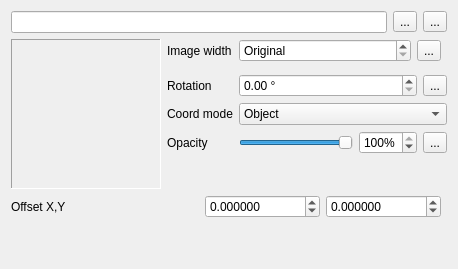
First picture: the form in src/ui/symbollayer/widget_rasterfill.ui, repository carsmie/QGIS, before the edit.
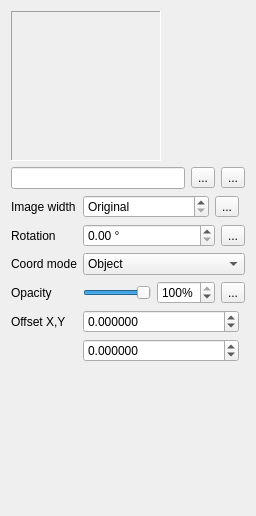
Second picture: the form after the edit. Custom widgets are drawn as their Qt base class.

The edit to the form file:
```diff
--- a/src/ui/symbollayer/widget_rasterfill.ui
+++ b/src/ui/symbollayer/widget_rasterfill.ui
@@ -6,15 +6,15 @@
    <rect>
     <x>0</x>
     <y>0</y>
-    <width>458</width>
-    <height>269</height>
+    <width>256</width>
+    <height>516</height>
    </rect>
   </property>
   <property name="windowTitle">
    <string>Form</string>
   </property>
-  <layout class="QVBoxLayout" name="verticalLayout">
-   <item>
+  <layout class="QFormLayout" name="formLayout">
+   <item row="1" column="0" colspan="2">
     <layout class="QHBoxLayout" name="horizontalLayout">
      <item>
       <widget class="QLineEdit" name="mImageLineEdit"/>
@@ -35,9 +35,7 @@
      </item>
     </layout>
    </item>
-   <item>
-    <layout class="QGridLayout" name="gridLayout">
-     <item row="0" column="2">
+   <item row="6" column="1">
       <layout class="QHBoxLayout" name="horizontalLayout_2">
        <item>
         <widget class="QgsDoubleSpinBox" name="mWidthSpinBox">
@@ -80,50 +78,7 @@
        </item>
       </layout>
      </item>
-     <item row="0" column="1">
-      <widget class="QLabel" name="mTextureWidthLabel">
-       <property name="text">
-        <string>Image width</string>
-       </property>
-       <property name="buddy">
-        <cstring>mWidthSpinBox</cstring>
-       </property>
-      </widget>
-     </item>
-     <item row="4" column="1">
-      <widget class="QLabel" name="label">
-       <property name="text">
-        <string>Opacity</string>
-       </property>
-       <property name="buddy">
-        <cstring>mSliderTransparency</cstring>
-       </property>
-      </widget>
-     </item>
-     <item row="5" column="2">
-      <spacer name="verticalSpacer">
-       <property name="orientation">
-        <enum>Qt::Vertical</enum>
-       </property>
-       <property name="sizeHint" stdset="0">
-        <size>
-         <width>20</width>
-         <height>0</height>
-        </size>
-       </property>
-      </spacer>
-     </item>
-     <item row="3" column="1">
-      <widget class="QLabel" name="label_3">
-       <property name="text">
-        <string>Coord mode</string>
-       </property>
-       <property name="buddy">
-        <cstring>cboCoordinateMode</cstring>
-       </property>
-      </widget>
-     </item>
-     <item row="2" column="2">
+   <item row="8" column="1">
       <layout class="QHBoxLayout" name="horizontalLayout_7">
        <item>
         <widget class="QgsDoubleSpinBox" name="mRotationSpinBox">
@@ -153,7 +108,7 @@
        </item>
       </layout>
      </item>
-     <item row="3" column="2">
+   <item row="10" column="1">
       <widget class="QComboBox" name="cboCoordinateMode">
        <item>
         <property name="text">
@@ -167,7 +122,136 @@
        </item>
       </widget>
      </item>
-     <item row="0" column="0" rowspan="6">
+   <item row="12" column="1">
+    <layout class="QHBoxLayout" name="horizontalLayout_3" stretch="1,0,0">
+     <item>
+      <widget class="QSlider" name="mSliderTransparency">
+       <property name="sizePolicy">
+        <sizepolicy hsizetype="Preferred" vsizetype="Fixed">
+         <horstretch>0</horstretch>
+         <verstretch>0</verstretch>
+        </sizepolicy>
+       </property>
+       <property name="maximum">
+        <number>100</number>
+       </property>
+       <property name="value">
+        <number>100</number>
+       </property>
+       <property name="orientation">
+        <enum>Qt::Horizontal</enum>
+       </property>
+      </widget>
+     </item>
+     <item>
+      <widget class="QSpinBox" name="mSpinTransparency">
+       <property name="suffix">
+        <string>%</string>
+       </property>
+       <property name="minimum">
+        <number>0</number>
+       </property>
+       <property name="maximum">
+        <number>100</number>
+       </property>
+       <property name="value">
+        <number>100</number>
+       </property>
+      </widget>
+     </item>
+     <item>
+      <widget class="QgsDataDefinedButton" name="mOpacityDDBtn">
+       <property name="text">
+        <string>...</string>
+       </property>
+      </widget>
+     </item>
+    </layout>
+   </item>
+   <item row="13" column="0">
+    <widget class="QLabel" name="label_7">
+     <property name="text">
+      <string>Offset X,Y</string>
+     </property>
+     <property name="buddy">
+      <cstring>mSpinOffsetX</cstring>
+     </property>
+    </widget>
+   </item>
+   <item row="13" column="1">
+    <layout class="QGridLayout" name="gridLayout">
+     <item row="0" column="0">
+      <widget class="QgsDoubleSpinBox" name="mSpinOffsetX">
+       <property name="sizePolicy">
+        <sizepolicy hsizetype="Minimum" vsizetype="Fixed">
+         <horstretch>1</horstretch>
+         <verstretch>0</verstretch>
+        </sizepolicy>
+       </property>
+       <property name="decimals">
+        <number>6</number>
+       </property>
+       <property name="minimum">
+        <double>-99999999.989999994635582</double>
+       </property>
+       <property name="maximum">
+        <double>99999999.989999994635582</double>
+       </property>
+       <property name="singleStep">
+        <double>0.200000000000000</double>
+       </property>
+      </widget>
+     </item>
+     <item row="0" column="1" rowspan="2">
+      <widget class="QgsUnitSelectionWidget" name="mOffsetUnitWidget" native="true">
+       <property name="minimumSize">
+        <size>
+         <width>0</width>
+         <height>0</height>
+        </size>
+       </property>
+      </widget>
+     </item>
+     <item row="1" column="0">
+      <widget class="QgsDoubleSpinBox" name="mSpinOffsetY">
+       <property name="sizePolicy">
+        <sizepolicy hsizetype="Minimum" vsizetype="Fixed">
+         <horstretch>1</horstretch>
+         <verstretch>0</verstretch>
+        </sizepolicy>
+       </property>
+       <property name="decimals">
+        <number>6</number>
+       </property>
+       <property name="minimum">
+        <double>-99999999.989999994635582</double>
+       </property>
+       <property name="maximum">
+        <double>99999999.989999994635582</double>
+       </property>
+       <property name="singleStep">
+        <double>0.200000000000000</double>
+       </property>
+      </widget>
+     </item>
+    </layout>
+   </item>
+   <item row="6" column="0">
+    <widget class="QLabel" name="mTextureWidthLabel">
+     <property name="text">
+      <string>Image width</string>
+     </property>
+     <property name="buddy">
+      <cstring>mWidthSpinBox</cstring>
+     </property>
+    </widget>
+   </item>
+   <item row="0" column="0" colspan="2">
+    <layout class="QHBoxLayout" name="horizontalLayout_4">
+     <property name="topMargin">
+      <number>0</number>
+     </property>
+     <item>
       <widget class="QLabel" name="mLabelImagePreview">
        <property name="sizePolicy">
         <sizepolicy hsizetype="Fixed" vsizetype="Fixed">
@@ -198,53 +282,32 @@
        </property>
       </widget>
      </item>
-     <item row="4" column="2">
-      <layout class="QHBoxLayout" name="horizontalLayout_3" stretch="1,0,0">
        <item>
-        <widget class="QSlider" name="mSliderTransparency">
-         <property name="sizePolicy">
-          <sizepolicy hsizetype="Preferred" vsizetype="Fixed">
-           <horstretch>0</horstretch>
-           <verstretch>0</verstretch>
-          </sizepolicy>
-         </property>
-         <property name="maximum">
-          <number>100</number>
-         </property>
-         <property name="value">
-          <number>100</number>
-         </property>
+      <spacer name="horizontalSpacer">
          <property name="orientation">
           <enum>Qt::Horizontal</enum>
          </property>
-        </widget>
-       </item>
-       <item>
-        <widget class="QSpinBox" name="mSpinTransparency">
-         <property name="suffix">
-          <string>%</string>
-         </property>
-         <property name="minimum">
-          <number>0</number>
-         </property>
-         <property name="maximum">
-          <number>100</number>
-         </property>
-         <property name="value">
-          <number>100</number>
-         </property>
-        </widget>
-       </item>
-       <item>
-        <widget class="QgsDataDefinedButton" name="mOpacityDDBtn">
-         <property name="text">
-          <string>...</string>
-         </property>
-        </widget>
+       <property name="sizeHint" stdset="0">
+        <size>
+         <width>40</width>
+         <height>20</height>
+        </size>
+       </property>
+      </spacer>
        </item>
       </layout>
      </item>
-     <item row="2" column="1">
+   <item row="10" column="0">
+    <widget class="QLabel" name="label_3">
+     <property name="text">
+      <string>Coord mode</string>
+     </property>
+     <property name="buddy">
+      <cstring>cboCoordinateMode</cstring>
+     </property>
+    </widget>
+   </item>
+   <item row="8" column="0">
       <widget class="QLabel" name="mRotationLabel">
        <property name="text">
         <string>Rotation</string>
@@ -254,96 +317,24 @@
        </property>
       </widget>
      </item>
-    </layout>
-   </item>
-   <item>
-    <layout class="QHBoxLayout" name="horizontalLayout_5">
-     <item>
-      <widget class="QLabel" name="label_7">
+   <item row="12" column="0">
+    <widget class="QLabel" name="label">
        <property name="text">
-        <string>Offset X,Y</string>
+      <string>Opacity</string>
        </property>
        <property name="buddy">
-        <cstring>mSpinOffsetX</cstring>
-       </property>
-      </widget>
-     </item>
-     <item>
-      <layout class="QHBoxLayout" name="horizontalLayout_4">
-       <item>
-        <widget class="QgsDoubleSpinBox" name="mSpinOffsetX">
-         <property name="sizePolicy">
-          <sizepolicy hsizetype="Minimum" vsizetype="Fixed">
-           <horstretch>1</horstretch>
-           <verstretch>0</verstretch>
-          </sizepolicy>
-         </property>
-         <property name="decimals">
-          <number>6</number>
-         </property>
-         <property name="minimum">
-          <double>-99999999.989999994635582</double>
-         </property>
-         <property name="maximum">
-          <double>99999999.989999994635582</double>
-         </property>
-         <property name="singleStep">
-          <double>0.200000000000000</double>
-         </property>
-        </widget>
-       </item>
-       <item>
-        <widget class="QgsDoubleSpinBox" name="mSpinOffsetY">
-         <property name="sizePolicy">
-          <sizepolicy hsizetype="Minimum" vsizetype="Fixed">
-           <horstretch>1</horstretch>
-           <verstretch>0</verstretch>
-          </sizepolicy>
-         </property>
-         <property name="decimals">
-          <number>6</number>
-         </property>
-         <property name="minimum">
-          <double>-99999999.989999994635582</double>
-         </property>
-         <property name="maximum">
-          <double>99999999.989999994635582</double>
-         </property>
-         <property name="singleStep">
-          <double>0.200000000000000</double>
-         </property>
-        </widget>
-       </item>
-       <item>
-        <widget class="QgsUnitSelectionWidget" name="mOffsetUnitWidget" native="true">
-         <property name="minimumSize">
-          <size>
-           <width>0</width>
-           <height>0</height>
-          </size>
-         </property>
-        </widget>
-       </item>
-      </layout>
-     </item>
-    </layout>
-   </item>
-   <item>
-    <spacer name="verticalSpacer_2">
-     <property name="orientation">
-      <enum>Qt::Vertical</enum>
-     </property>
-     <property name="sizeHint" stdset="0">
-      <size>
-       <width>20</width>
-       <height>40</height>
-      </size>
-     </property>
-    </spacer>
+      <cstring>mSliderTransparency</cstring>
+     </property>
+    </widget>
    </item>
   </layout>
  </widget>
  <customwidgets>
+  <customwidget>
+   <class>QgsDataDefinedButton</class>
+   <extends>QToolButton</extends>
+   <header>qgsdatadefinedbutton.h</header>
+  </customwidget>
   <customwidget>
    <class>QgsDoubleSpinBox</class>
    <extends>QDoubleSpinBox</extends>
@@ -355,11 +346,6 @@
    <header>qgsunitselectionwidget.h</header>
    <container>1</container>
   </customwidget>
-  <customwidget>
-   <class>QgsDataDefinedButton</class>
-   <extends>QToolButton</extends>
-   <header>qgsdatadefinedbutton.h</header>
-  </customwidget>
  </customwidgets>
  <tabstops>
   <tabstop>mImageLineEdit</tabstop>
```
Lines whose indentation alone changed are shown as unchanged.
